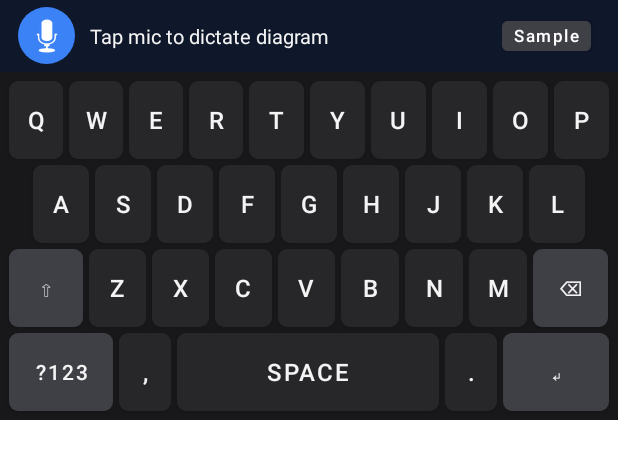
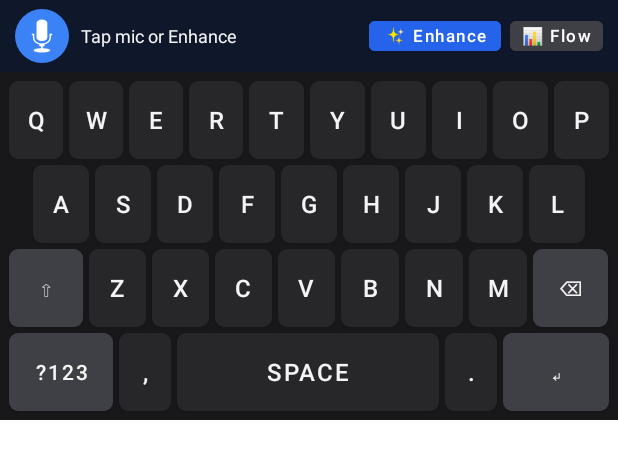
Before and after one commit to manas-dange/Cothink-flowchart, an Android app: the layout keyboard_view.xml on its own in the app's theme, with its tools: preview values and no code run, on a phone screen of 412 x 824 dp. Shown: the top 459 px of the screen. Run offline under Robolectric (Android 15) with nearby library versions, the phone set to English and light mode, and no system bars.

Commit message:
Release v1.1.0

```diff
--- /dev/null
+++ b/app/src/main/java/com/cothink/keyboard/ai/TextEnhancer.kt
@@ -0,0 +1,5 @@
+package com.cothink.keyboard.ai
+
+interface TextEnhancer {
+    suspend fun enhanceText(rawInput: String): Result<String>
+}
--- /dev/null
+++ b/app/src/main/res/drawable/ic_check.xml
@@ -0,0 +1,9 @@
+<vector xmlns:android="http://schemas.android.com/apk/res/android"
+    android:width="24dp"
+    android:height="24dp"
+    android:viewportWidth="24"
+    android:viewportHeight="24">
+  <path
+      android:fillColor="#FFFFFFFF"
+      android:pathData="M9,16.17L4.83,12l-1.42,1.41L9,19 21,7l-1.41,-1.41z"/>
+</vector>
--- /dev/null
+++ b/app/src/main/res/drawable/ic_close.xml
@@ -0,0 +1,9 @@
+<vector xmlns:android="http://schemas.android.com/apk/res/android"
+    android:width="24dp"
+    android:height="24dp"
+    android:viewportWidth="24"
+    android:viewportHeight="24">
+  <path
+      android:fillColor="#FFFFFFFF"
+      android:pathData="M19,6.41L17.59,5 12,10.59 6.41,5 5,6.41 10.59,12 5,17.59 6.41,19 12,13.41 17.59,19 19,17.59 13.41,12z"/>
+</vector>
--- a/app/src/main/res/layout/keyboard_view.xml
+++ b/app/src/main/res/layout/keyboard_view.xml
@@ -14,21 +14,28 @@
         android:orientation="vertical"
         android:visibility="visible">
 
-        <!-- Top Action / Status Bar -->
-        <LinearLayout
+        <!-- Top Action Strip / Enhanced Suggestion Strip Container -->
+        <FrameLayout
             android:layout_width="match_parent"
             android:layout_height="48dp"
+            android:background="@color/primary_dark">
+
+            <!-- Normal Top Bar: Mic, Status, Enhance, Sample -->
+            <LinearLayout
+                android:id="@+id/layout_normal_top_bar"
+                android:layout_width="match_parent"
+                android:layout_height="match_parent"
                 android:gravity="center_vertical"
                 android:orientation="horizontal"
-            android:paddingHorizontal="12dp"
-            android:background="@color/primary_dark">
+                android:paddingHorizontal="10dp"
+                android:visibility="visible">
 
                 <ImageButton
                     android:id="@+id/btn_mic"
-                android:layout_width="38dp"
-                android:layout_height="38dp"
+                    android:layout_width="36dp"
+                    android:layout_height="36dp"
                     android:background="@drawable/bg_mic_button"
-                android:contentDescription="Voice to Diagram"
+                    android:contentDescription="Voice Input"
                     android:src="@android:drawable/ic_btn_speak_now"
                     app:tint="@color/white" />
 
@@ -37,23 +44,38 @@
                     android:layout_width="0dp"
                     android:layout_height="wrap_content"
                     android:layout_weight="1"
-                android:layout_marginStart="10dp"
-                android:text="Tap mic to dictate diagram"
+                    android:layout_marginStart="8dp"
+                    android:layout_marginEnd="6dp"
+                    android:text="Tap mic or Enhance"
                     android:textColor="@color/key_text"
-                android:textSize="13sp"
+                    android:textSize="12sp"
                     android:ellipsize="marquee"
                     android:singleLine="true"
                     android:clickable="true"
                     android:focusable="true" />
 
                 <Button
+                    android:id="@+id/btn_enhance"
+                    android:layout_width="wrap_content"
+                    android:layout_height="32dp"
+                    android:layout_marginEnd="6dp"
+                    android:paddingHorizontal="10dp"
+                    android:paddingVertical="0dp"
+                    android:text="✨ Enhance"
+                    android:textSize="11sp"
+                    android:textAllCaps="false"
+                    android:textColor="@color/white"
+                    android:backgroundTint="#2563EB"
+                    android:minWidth="0dp"
+                    android:minHeight="0dp" />
+
+                <Button
                     android:id="@+id/btn_demo"
                     android:layout_width="wrap_content"
                     android:layout_height="32dp"
-                android:layout_marginEnd="6dp"
                     android:paddingHorizontal="8dp"
                     android:paddingVertical="0dp"
-                android:text="Sample"
+                    android:text="📊 Flow"
                     android:textSize="11sp"
                     android:textAllCaps="false"
                     android:textColor="@color/white"
@@ -63,12 +85,65 @@
 
                 <ProgressBar
                     android:id="@+id/progress_loading"
-                android:layout_width="24dp"
-                android:layout_height="24dp"
+                    android:layout_width="22dp"
+                    android:layout_height="22dp"
+                    android:layout_marginStart="6dp"
                     android:visibility="gone"
                     android:indeterminate="true" />
 
             </LinearLayout>
+
+            <!-- Enhanced Text Preview Strip (Shown right below main chat bar!) -->
+            <LinearLayout
+                android:id="@+id/layout_enhanced_preview"
+                android:layout_width="match_parent"
+                android:layout_height="match_parent"
+                android:gravity="center_vertical"
+                android:orientation="horizontal"
+                android:paddingHorizontal="10dp"
+                android:background="#1E293B"
+                android:visibility="gone">
+
+                <TextView
+                    android:layout_width="wrap_content"
+                    android:layout_height="wrap_content"
+                    android:text="✨ "
+                    android:textSize="14sp" />
+
+                <TextView
+                    android:id="@+id/tv_enhanced_preview"
+                    android:layout_width="0dp"
+                    android:layout_height="wrap_content"
+                    android:layout_weight="1"
+                    android:layout_marginEnd="8dp"
+                    android:textColor="#F8FAFC"
+                    android:textSize="13sp"
+                    android:ellipsize="marquee"
+                    android:singleLine="true" />
+
+                <ImageButton
+                    android:id="@+id/btn_apply_enhanced"
+                    android:layout_width="34dp"
+                    android:layout_height="34dp"
+                    android:background="@drawable/bg_mic_button"
+                    android:backgroundTint="@color/approve_green"
+                    android:contentDescription="Apply enhanced text"
+                    android:src="@drawable/ic_check"
+                    app:tint="@color/white" />
+
+                <ImageButton
+                    android:id="@+id/btn_discard_enhanced"
+                    android:layout_width="30dp"
+                    android:layout_height="30dp"
+                    android:layout_marginStart="6dp"
+                    android:background="?attr/selectableItemBackgroundBorderless"
+                    android:contentDescription="Discard"
+                    android:src="@drawable/ic_close"
+                    app:tint="#94A3B8" />
+
+            </LinearLayout>
+
+        </FrameLayout>
 
         <!-- QWERTY Keyboard Keys Rows -->
         <LinearLayout
```
Also changed, not shown: app/src/main/java/com/cothink/keyboard/ai/GroqTextEnhancer.kt (added, +120 -0 lines), app/src/main/java/com/cothink/keyboard/service/CothinkInputMethodService.kt (+154 -6 lines), 1 other file. Lines whose indentation alone changed are shown as unchanged.
